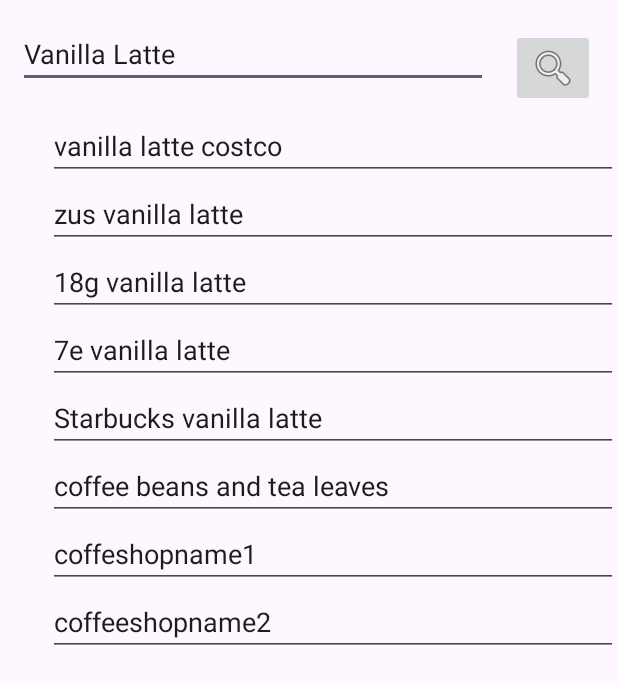
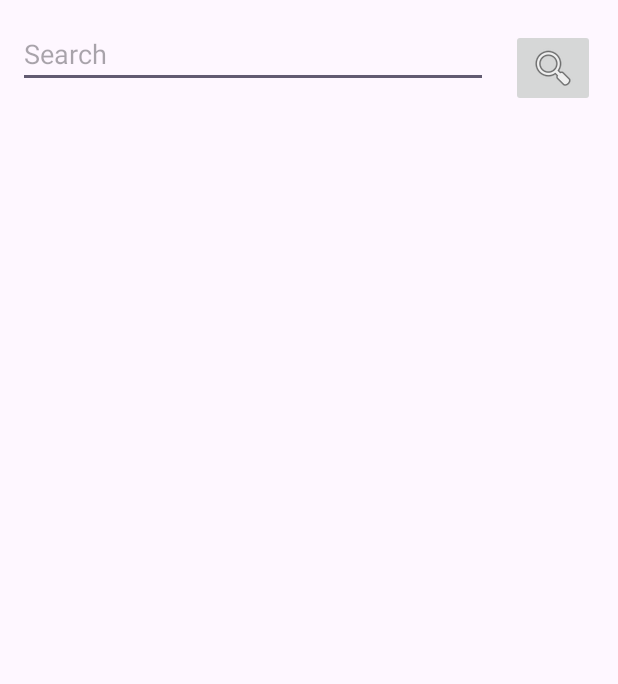
Before and after one commit to michaelis2/Halalify, an Android app: the Searchfoodsearchbar screen opened directly, with no data from a screen before it, on a phone screen of 412 x 824 dp. Shown: the top 684 px of the screen. Run offline under Robolectric (Android 15) with nearby library versions, the phone set to English and light mode, and no system bars; pictures from the network do not load.

Commit message:
search food function

```diff
--- a/app/src/main/res/layout/activity_searchfoodsearchbar.xml
+++ b/app/src/main/res/layout/activity_searchfoodsearchbar.xml
@@ -1,6 +1,5 @@
 <?xml version="1.0" encoding="utf-8"?>
-<androidx.constraintlayout.widget.ConstraintLayout
-    xmlns:android="http://schemas.android.com/apk/res/android"
+<androidx.constraintlayout.widget.ConstraintLayout xmlns:android="http://schemas.android.com/apk/res/android"
     xmlns:app="http://schemas.android.com/apk/res-auto"
     xmlns:tools="http://schemas.android.com/tools"
     android:id="@+id/main"
@@ -16,9 +15,8 @@
         android:layout_marginStart="12dp"
         android:layout_marginTop="13dp"
         android:layout_marginEnd="15dp"
-        android:ems="10"
+        android:hint="Search"
         android:inputType="text"
-        android:text="Vanilla Latte"
         app:layout_constraintEnd_toStartOf="@+id/imageButton6"
         app:layout_constraintStart_toStartOf="parent"
         app:layout_constraintTop_toTopOf="parent" />
@@ -34,8 +32,9 @@
         app:layout_constraintTop_toTopOf="parent"
         app:srcCompat="@android:drawable/ic_menu_search" />
 
-    <!-- ScrollView for the items -->
+    <!-- Container for dynamically added search results -->
     <ScrollView
+        android:id="@+id/scrollView"
         android:layout_width="0dp"
         android:layout_height="0dp"
         android:layout_marginTop="16dp"
@@ -43,74 +42,13 @@
         app:layout_constraintEnd_toEndOf="parent"
         app:layout_constraintHorizontal_bias="0.0"
         app:layout_constraintStart_toStartOf="parent"
-        app:layout_constraintTop_toBottomOf="@+id/editTextText7"
-        app:layout_constraintVertical_bias="1.0">
+        app:layout_constraintTop_toBottomOf="@id/editTextText7">
 
         <LinearLayout
+            android:id="@+id/resultContainer"
             android:layout_width="match_parent"
             android:layout_height="wrap_content"
             android:orientation="vertical"
-            android:paddingStart="32dp">
-
-            <EditText
-                android:id="@+id/editTextText8"
-                android:layout_width="match_parent"
-                android:layout_height="wrap_content"
-                android:inputType="text"
-                android:text="vanilla latte costco" />
-
-            <EditText
-                android:id="@+id/editTextText9"
-                android:layout_width="match_parent"
-                android:layout_height="wrap_content"
-                android:inputType="text"
-                android:text="zus vanilla latte" />
-
-            <EditText
-                android:id="@+id/editTextText10"
-                android:layout_width="match_parent"
-                android:layout_height="wrap_content"
-                android:inputType="text"
-                android:text="18g vanilla latte" />
-
-            <EditText
-                android:id="@+id/editTextText11"
-                android:layout_width="match_parent"
-                android:layout_height="wrap_content"
-                android:inputType="text"
-                android:text="7e vanilla latte" />
-
-            <EditText
-                android:id="@+id/editTextText12"
-                android:layout_width="match_parent"
-                android:layout_height="wrap_content"
-                android:inputType="text"
-                android:text="Starbucks vanilla latte" />
-
-            <EditText
-                android:id="@+id/editTextText13"
-                android:layout_width="match_parent"
-                android:layout_height="wrap_content"
-                android:inputType="text"
-                android:text="coffee beans and tea leaves" />
-
-            <EditText
-                android:id="@+id/editTextText14"
-                android:layout_width="match_parent"
-                android:layout_height="wrap_content"
-                android:ems="10"
-                android:inputType="text"
-                android:text="coffeshopname1" />
-
-            <EditText
-                android:id="@+id/editTextText15"
-                android:layout_width="match_parent"
-                android:layout_height="wrap_content"
-                android:ems="10"
-                android:inputType="text"
-                android:text="coffeeshopname2" />
-
-        </LinearLayout>
+            android:padding="16dp" />
     </ScrollView>
-
 </androidx.constraintlayout.widget.ConstraintLayout>
```
Also changed, not shown: app/src/main/AndroidManifest.xml (+9 -8 lines), app/src/main/java/com/example/halalify/HomeFragment.kt (+20 -2 lines), app/src/main/java/com/example/halalify/Searchfoodsearchbar.kt (+170 -2 lines), app/src/main/java/com/example/halalify/searchproductresult.kt (added, +64 -0 lines), app/src/main/res/layout/activity_searchproductresult.xml (added, +107 -0 lines), app/src/main/res/layout/fragment_home.xml (+3 -24 lines).
